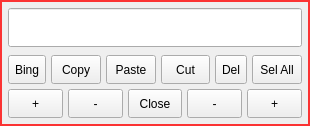
Qt form src/TextSelector.ui (ic005k/Knot-Legacy) before a commit.
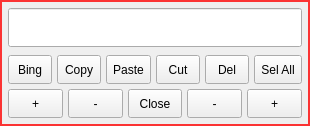
The same form after that commit. Icons and pictures are not drawn.

The edit to the form file:
```diff
--- a/src/TextSelector.ui
+++ b/src/TextSelector.ui
@@ -94,7 +94,7 @@
         <item>
          <widget class="QToolButton" name="btnBing">
           <property name="sizePolicy">
-           <sizepolicy hsizetype="Fixed" vsizetype="Preferred">
+           <sizepolicy hsizetype="Preferred" vsizetype="Preferred">
             <horstretch>0</horstretch>
             <verstretch>0</verstretch>
            </sizepolicy>
@@ -102,6 +102,16 @@
           <property name="text">
            <string>Bing</string>
           </property>
+          <property name="icon">
+           <iconset resource="../res.qrc">
+            <normaloff>:/res/bing.svg</normaloff>:/res/bing.svg</iconset>
+          </property>
+          <property name="iconSize">
+           <size>
+            <width>25</width>
+            <height>25</height>
+           </size>
+          </property>
          </widget>
         </item>
         <item>
@@ -115,6 +125,16 @@
           <property name="text">
            <string>Copy</string>
           </property>
+          <property name="icon">
+           <iconset resource="../res.qrc">
+            <normaloff>:/res/copy.svg</normaloff>:/res/copy.svg</iconset>
+          </property>
+          <property name="iconSize">
+           <size>
+            <width>25</width>
+            <height>25</height>
+           </size>
+          </property>
          </widget>
         </item>
         <item>
@@ -128,6 +148,16 @@
           <property name="text">
            <string>Paste</string>
           </property>
+          <property name="icon">
+           <iconset resource="../res.qrc">
+            <normaloff>:/res/paste.svg</normaloff>:/res/paste.svg</iconset>
+          </property>
+          <property name="iconSize">
+           <size>
+            <width>25</width>
+            <height>25</height>
+           </size>
+          </property>
          </widget>
         </item>
         <item>
@@ -141,12 +171,22 @@
           <property name="text">
            <string>Cut</string>
           </property>
+          <property name="icon">
+           <iconset resource="../res.qrc">
+            <normaloff>:/res/cut.svg</normaloff>:/res/cut.svg</iconset>
+          </property>
+          <property name="iconSize">
+           <size>
+            <width>25</width>
+            <height>25</height>
+           </size>
+          </property>
          </widget>
         </item>
         <item>
          <widget class="QToolButton" name="btnDel">
           <property name="sizePolicy">
-           <sizepolicy hsizetype="Fixed" vsizetype="Preferred">
+           <sizepolicy hsizetype="Preferred" vsizetype="Preferred">
             <horstretch>0</horstretch>
             <verstretch>0</verstretch>
            </sizepolicy>
@@ -154,6 +194,16 @@
           <property name="text">
            <string>Del</string>
           </property>
+          <property name="icon">
+           <iconset resource="../res.qrc">
+            <normaloff>:/res/del.svg</normaloff>:/res/del.svg</iconset>
+          </property>
+          <property name="iconSize">
+           <size>
+            <width>25</width>
+            <height>25</height>
+           </size>
+          </property>
          </widget>
         </item>
         <item>
@@ -167,6 +217,16 @@
           <property name="text">
            <string>Sel All</string>
           </property>
+          <property name="icon">
+           <iconset resource="../res.qrc">
+            <normaloff>:/res/selall.svg</normaloff>:/res/selall.svg</iconset>
+          </property>
+          <property name="iconSize">
+           <size>
+            <width>25</width>
+            <height>25</height>
+           </size>
+          </property>
          </widget>
         </item>
        </layout>
```
Left out of the diff: 4 changed lines with no effect on the pictures.
